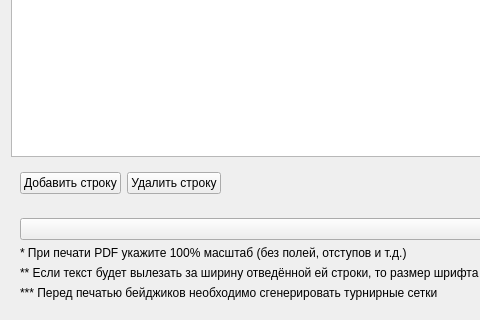
This is TournamentManager/formdipl.ui in BarsukAlexey/xelarogi as Qt 5 draws it before an edit; both pictures show x 0 to 480 and y 261 to 581 of the 1101 by 581 pixel window. The edited form follows.
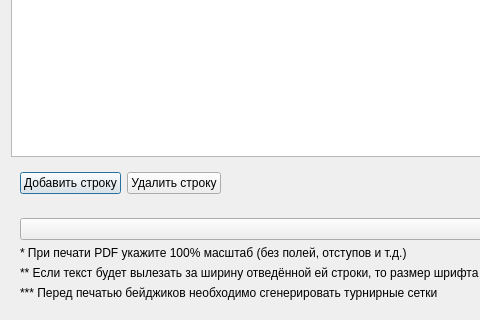
This is the edited form.

What changed in the file:
```diff
--- a/TournamentManager/formdipl.ui
+++ b/TournamentManager/formdipl.ui
@@ -1,7 +1,7 @@
 <?xml version="1.0" encoding="UTF-8"?>
 <ui version="4.0">
  <class>FormDipl</class>
- <widget class="QWidget" name="FormDipl">
+ <widget class="QDialog" name="FormDipl">
   <property name="geometry">
    <rect>
     <x>0</x>
```
